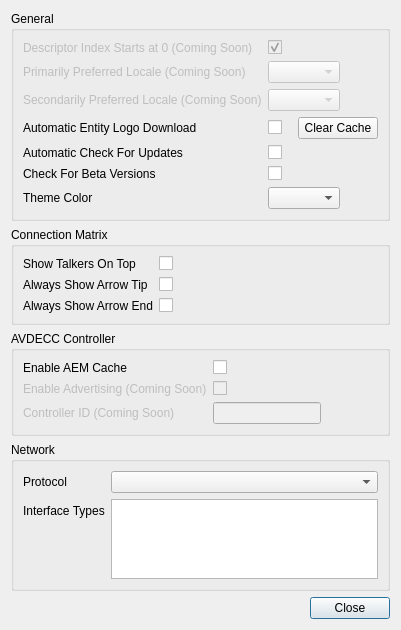
Above: src/settingsDialog.ui from christophe-calmejane/Hive before the change. Below: the same form after it.
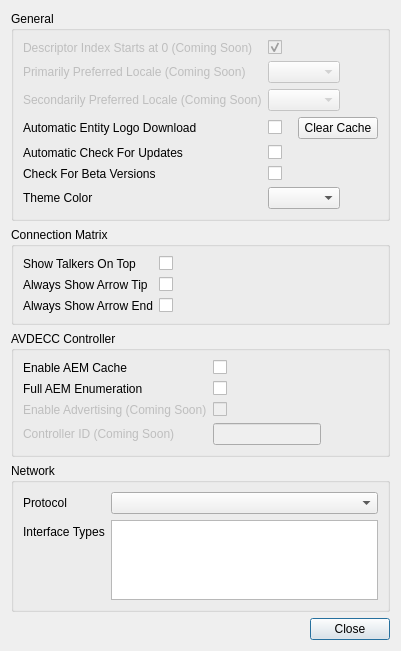
That is the form after the change.

Diff of the .ui file:
```diff
--- a/src/settingsDialog.ui
+++ b/src/settingsDialog.ui
@@ -7,7 +7,7 @@
     <x>0</x>
     <y>0</y>
     <width>377</width>
-    <height>604</height>
+    <height>623</height>
    </rect>
   </property>
   <property name="sizePolicy">
@@ -219,7 +219,7 @@
       <item row="0" column="1">
        <widget class="QCheckBox" name="enableAEMCacheCheckBox"/>
       </item>
-      <item row="1" column="0">
+      <item row="2" column="0">
        <widget class="QLabel" name="enableAdvertisingLabel">
         <property name="enabled">
          <bool>false</bool>
@@ -229,21 +229,14 @@
         </property>
        </widget>
       </item>
-      <item row="1" column="1">
+      <item row="2" column="1">
        <widget class="QCheckBox" name="enableAdvertisingCheckBox">
         <property name="enabled">
          <bool>false</bool>
         </property>
        </widget>
       </item>
-      <item row="2" column="1">
-       <widget class="QLineEdit" name="controllerIDLineEdit">
-        <property name="enabled">
-         <bool>false</bool>
-        </property>
-       </widget>
-      </item>
-      <item row="2" column="0">
+      <item row="3" column="0">
        <widget class="QLabel" name="controllerIDLabel">
         <property name="enabled">
          <bool>false</bool>
@@ -253,6 +246,23 @@
         </property>
        </widget>
       </item>
+      <item row="3" column="1">
+       <widget class="QLineEdit" name="controllerIDLineEdit">
+        <property name="enabled">
+         <bool>false</bool>
+        </property>
+       </widget>
+      </item>
+      <item row="1" column="0">
+       <widget class="QLabel" name="fullAEMEnumerationLabel">
+        <property name="text">
+         <string>Full AEM Enumeration</string>
+        </property>
+       </widget>
+      </item>
+      <item row="1" column="1">
+       <widget class="QCheckBox" name="fullAEMEnumerationCheckBox"/>
+      </item>
      </layout>
     </widget>
    </item>
```
